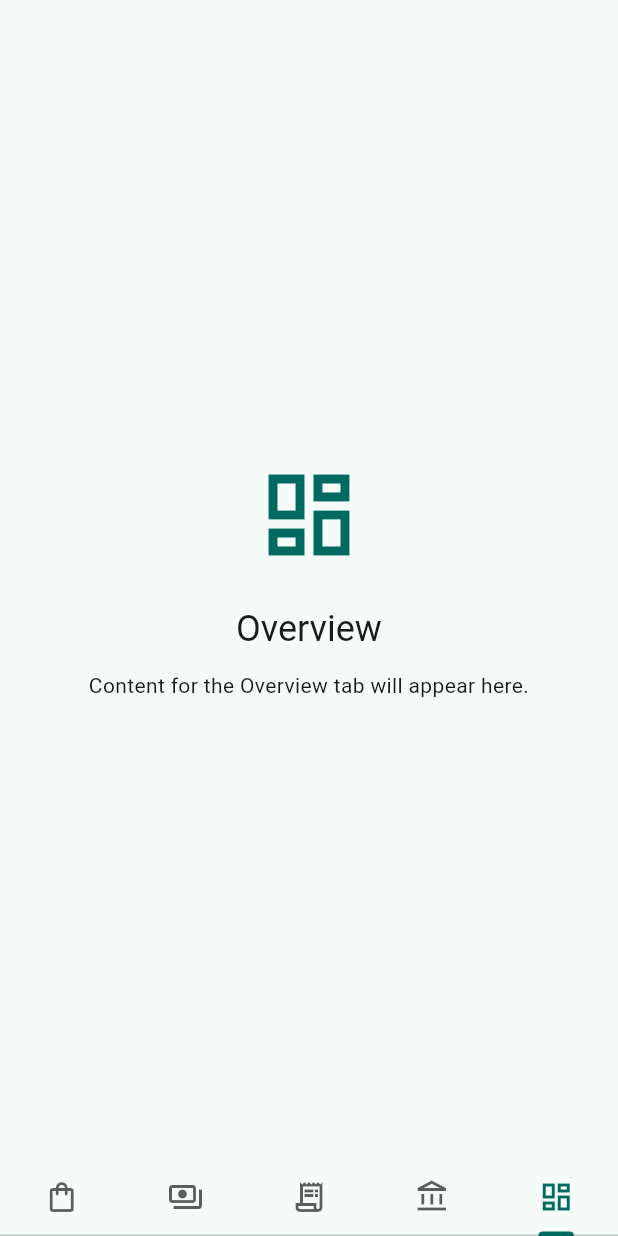
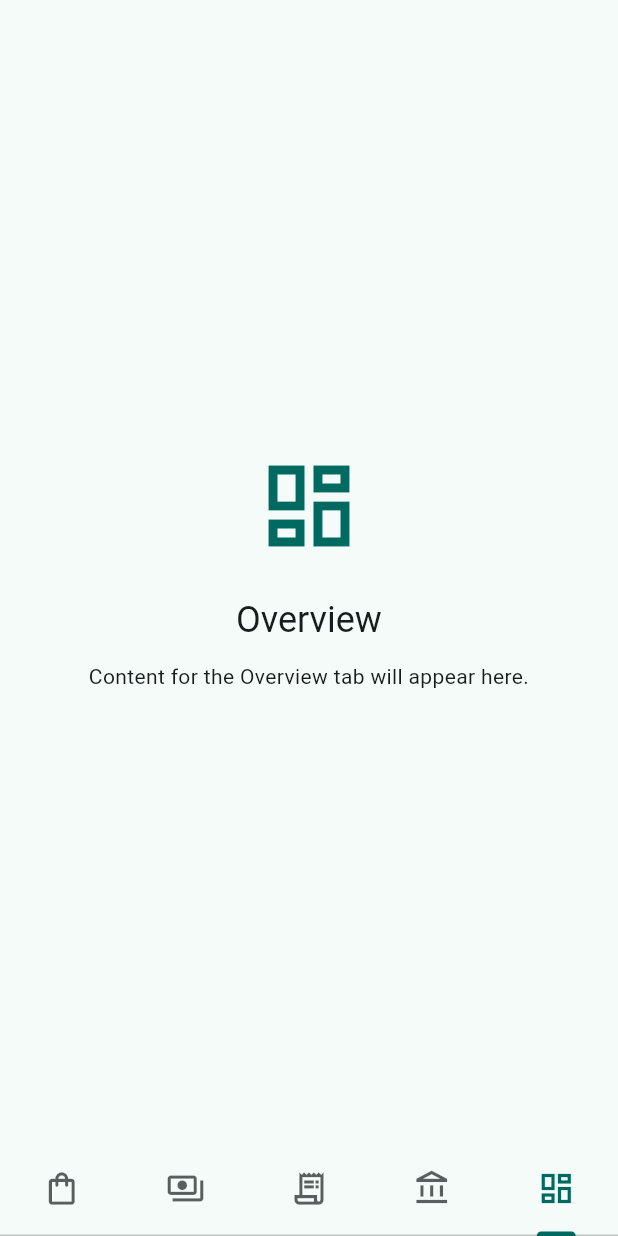
Before and after one commit to azmilazizi/kokonuts_bookkeeping, a Flutter app: the HomeScreen screen opened directly, item 5 of the bottom bar chosen, on a phone screen of 412 x 824 dp. Run offline on Flutter 3.47's test engine with Material 3 defaults, Android fonts, the phone set to English and light mode, and no system bars; our stand-ins replace cross_file, file_picker, shared_preferences; missing offline and left inert: dart:html, dart:ui_web, desktop_drop, syncfusion_flutter_pdfviewer; accounts and stored records are empty; network calls fail.

Commit message:
Tighten table rows and update app chrome

```diff
--- a/lib/screens/accounts_tab.dart
+++ b/lib/screens/accounts_tab.dart
@@ -564,7 +564,7 @@ class _AccountsHeader extends StatelessWidget {
   @override
   Widget build(BuildContext context) {
     return Padding(
-      padding: const EdgeInsets.symmetric(horizontal: 24, vertical: 12),
+      padding: const EdgeInsets.symmetric(horizontal: 24, vertical: 8),
       child: Row(
         children: [
           SortableHeaderCell(
--- a/lib/screens/home_screen.dart
+++ b/lib/screens/home_screen.dart
@@ -1,4 +1,5 @@
 import 'package:flutter/material.dart';
+import 'package:flutter/services.dart';
 
 import '../app/app_state.dart';
 import '../app/app_state_scope.dart';
@@ -161,8 +162,23 @@ class _HomeScreenState extends State<HomeScreen> with SingleTickerProviderStateM
     final bool isOverviewTabSelected = _controller.index == _tabs.length - 1;
     final _HomeTab currentTab = _tabs[_controller.index];
 
-    return Scaffold(
-      body: SafeArea(
+    final overlayStyle = theme.brightness == Brightness.dark
+        ? SystemUiOverlayStyle.light.copyWith(
+            statusBarColor: theme.colorScheme.surface,
+            statusBarBrightness: Brightness.dark,
+          )
+        : SystemUiOverlayStyle.dark.copyWith(
+            statusBarColor: theme.colorScheme.surface,
+            statusBarBrightness: Brightness.light,
+          );
+
+    return AnnotatedRegion<SystemUiOverlayStyle>(
+      value: overlayStyle,
+      child: Scaffold(
+        backgroundColor: theme.colorScheme.surface,
+        body: ColoredBox(
+          color: theme.colorScheme.surface,
+          child: SafeArea(
             top: true,
             bottom: false,
             child: TabBarView(
@@ -178,6 +194,7 @@ class _HomeScreenState extends State<HomeScreen> with SingleTickerProviderStateM
                   .toList(growable: false),
             ),
           ),
+        ),
         bottomNavigationBar: Material(
           color: theme.colorScheme.surface,
           child: TabBar(
@@ -188,9 +205,9 @@ class _HomeScreenState extends State<HomeScreen> with SingleTickerProviderStateM
             tabs: _tabs
                 .map(
                   (tab) => Tab(
-                  icon: Icon(tab.icon),
-                  iconMargin: const EdgeInsets.only(bottom: 6),
-                  height: 48,
+                    icon: Icon(tab.icon, size: 26),
+                    iconMargin: const EdgeInsets.only(bottom: 8),
+                    height: 60,
                   ),
                 )
                 .toList(growable: false),
@@ -202,6 +219,7 @@ class _HomeScreenState extends State<HomeScreen> with SingleTickerProviderStateM
                 tooltip: 'Add ${currentTab.title}',
                 onPressed: () => _openAddModal(context, currentTab.title),
                 child: const Icon(Icons.add),
+              ),
       ),
     );
   }
```
Also changed, not shown: lib/screens/bills_tab.dart (+7 -7 lines), lib/screens/expenses_tab.dart (+5 -5 lines), lib/screens/purchase_orders_tab.dart (+6 -9 lines). Lines whose indentation alone changed are shown as unchanged.
